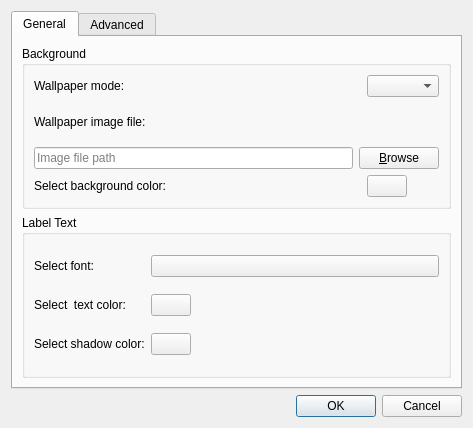
Before: the Qt Designer form pcmanfm/desktop-preferences.ui in lxqt/pcmanfm-qt, drawn with Qt 5.
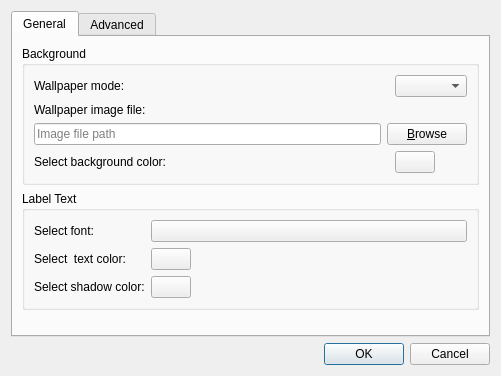
After: the same form once the commit is applied. Custom widgets are drawn as their Qt base class.

Commit message:
desktop: Makes the preferences dialog General page tighter
Added a vertical stretcher to keep the Ui elements tight, even when
resizing.

The edit to the form file:
```diff
--- a/pcmanfm/desktop-preferences.ui
+++ b/pcmanfm/desktop-preferences.ui
@@ -6,8 +6,8 @@
    <rect>
     <x>0</x>
     <y>0</y>
-    <width>473</width>
-    <height>428</height>
+    <width>501</width>
+    <height>376</height>
    </rect>
   </property>
   <property name="windowTitle">
@@ -200,6 +200,19 @@
          </layout>
         </widget>
        </item>
+       <item>
+        <spacer name="verticalSpacer_2">
+         <property name="orientation">
+          <enum>Qt::Vertical</enum>
+         </property>
+         <property name="sizeHint" stdset="0">
+          <size>
+           <width>20</width>
+           <height>10</height>
+          </size>
+         </property>
+        </spacer>
+       </item>
       </layout>
      </widget>
      <widget class="QWidget" name="advancedPage">
```
